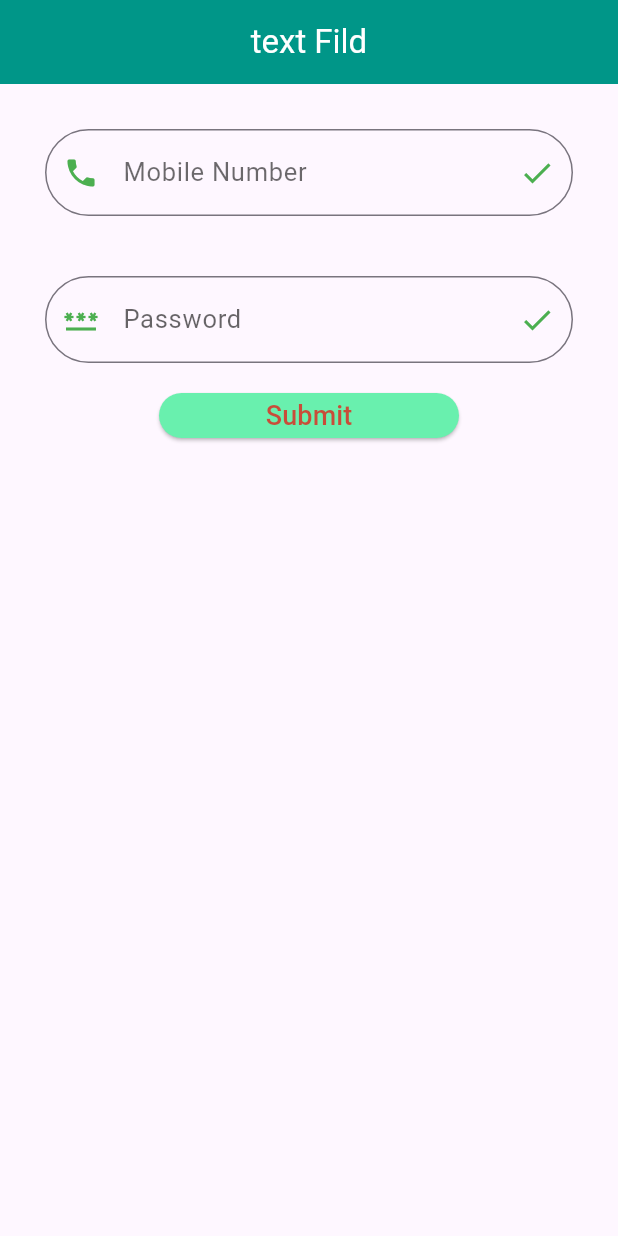
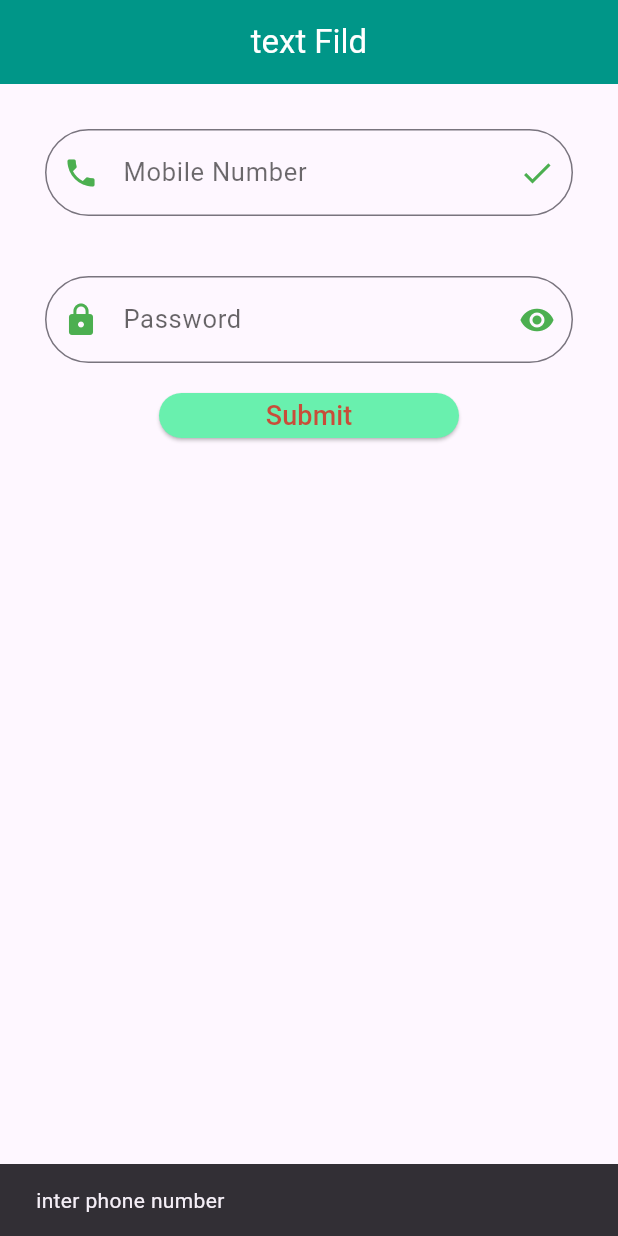
Before and after one commit to kafione/flutter_new_po, a Flutter app: the screen it shows after launch, after a tap on "Submit", on a phone screen of 412 x 824 dp. Run offline on Flutter 3.47's test engine with Material 3 defaults, Android fonts, the phone set to English and light mode, and no system bars.

Commit message:
codition add

```diff
--- a/lib/textFiled.dart
+++ b/lib/textFiled.dart
@@ -5,6 +5,8 @@ class textfiled extends StatelessWidget {
 
   @override
   Widget build(BuildContext context) {
+    TextEditingController numberContolar = TextEditingController();
+    TextEditingController passwordContolar = TextEditingController();
     return Scaffold(
       appBar: AppBar(
         title: Text('text Fild', style: TextStyle(color: Colors.white)),
@@ -16,6 +18,8 @@ class textfiled extends StatelessWidget {
           Padding(
             padding: const EdgeInsets.all(30),
             child: TextField(
+              keyboardType: TextInputType.phone,
+              controller: numberContolar,
               decoration: InputDecoration(
                 hintText: 'inter mobile numbers',
 
@@ -38,11 +42,13 @@ class textfiled extends StatelessWidget {
           Padding(
             padding: const EdgeInsets.only(left: 30, right: 30),
             child: TextField(
+              obscureText: true,
+              controller: passwordContolar,
               decoration: InputDecoration(
                 hintText: 'inter Password',
                 labelText: 'Password',
-                prefixIcon: Icon(color: Colors.green, Icons.password_outlined),
-                suffixIcon: Icon(color: Colors.green, Icons.check),
+                prefixIcon: Icon(color: Colors.green, Icons.lock),
+                suffixIcon: Icon(color: Colors.green, Icons.remove_red_eye),
                 border: OutlineInputBorder(
                   borderRadius: BorderRadius.circular(50),
                 ),
@@ -65,7 +71,23 @@ class textfiled extends StatelessWidget {
                 foregroundColor: const Color.fromARGB(175, 245, 3, 3),
               ),
 
-              onPressed: () {},
+              onPressed: () {
+                if (numberContolar.text.isEmpty) {
+                  ScaffoldMessenger.of(
+                    context,
+                  ).showSnackBar(SnackBar(content: Text('inter phone number')));
+                } else if (numberContolar.text.length < 11) {
+                  ScaffoldMessenger.of(context).showSnackBar(
+                    SnackBar(content: Text('inter corect number')),
+                  );
+                } else {
+                  ScaffoldMessenger.of(
+                    context,
+                  ).showSnackBar(SnackBar(content: Text(numberContolar.text)));
+                }
+                print(numberContolar.text);
+                print(passwordContolar.text);
+              },
               child: Text(
                 'Submit',
                 style: TextStyle(fontSize: 18, fontWeight: FontWeight.w500),
```
